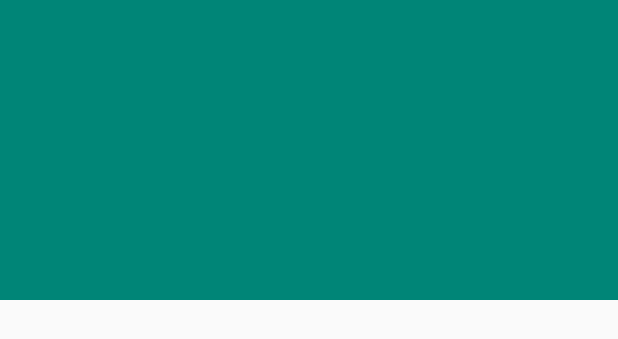
After one commit to mvren/ARFurniture, an Android app: the layout categories.xml on its own in the app's theme, with its tools: preview values and no code run, on a phone screen of 412 x 824 dp. The commit adds this screen. Shown: the top 339 px of the screen. Run offline under Robolectric (Android 15) with nearby library versions, the phone set to English and light mode, and no system bars.

Commit message:
┻━┻ ︵﻿ ¯\(ツ)/¯ ︵ ┻━┻

```diff
--- a/app/src/main/res/layout/activity_main.xml
+++ b/app/src/main/res/layout/activity_main.xml
@@ -3,6 +3,7 @@
         xmlns:android="http://schemas.android.com/apk/res/android"
         xmlns:tools="http://schemas.android.com/tools"
         xmlns:app="http://schemas.android.com/apk/res-auto"
+        android:id="@+id/root"
         android:layout_width="match_parent"
         android:layout_height="match_parent"
         tools:context=".MainActivity">
--- /dev/null
+++ b/app/src/main/res/layout/categories.xml
@@ -0,0 +1,12 @@
+<?xml version="1.0" encoding="utf-8"?>
+<LinearLayout
+        xmlns:android="http://schemas.android.com/apk/res/android"
+        xmlns:app="http://schemas.android.com/apk/res-auto"
+        android:orientation="horizontal"
+        android:layout_width="match_parent"
+        android:layout_height="200dp"
+        android:background="@color/colorPrimary"
+        app:layout_constraintStart_toStartOf="parent"
+        app:layout_constraintEnd_toEndOf="parent"
+        app:layout_constraintBottom_toTopOf="@+id/floatingActionButton">
+</LinearLayout>
```
Also changed, not shown: app/src/main/java/com/uist/arfurniture/MainActivity.kt (+10 -2 lines).
